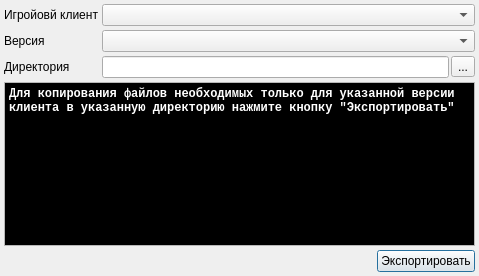
Qt form exportdialog.ui (dngulin/ttyhlauncher) before a commit.
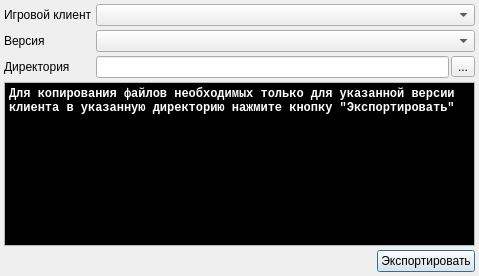
The same form after that commit.

```diff
--- a/exportdialog.ui
+++ b/exportdialog.ui
@@ -43,7 +43,7 @@
      <item row="0" column="0">
       <widget class="QLabel" name="clientLabel">
        <property name="text">
-        <string>Игройовй клиент</string>
+        <string>Игровой клиент</string>
        </property>
       </widget>
      </item>
```
